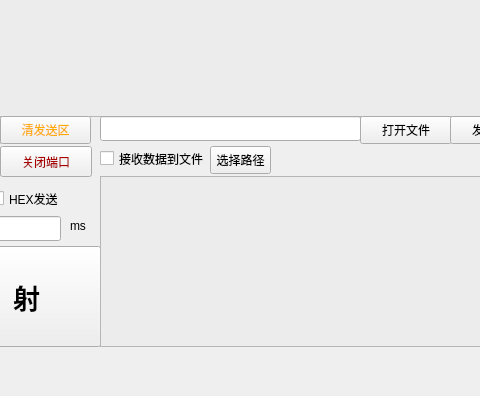
Old version of the form src/lscom/lscom.ui in the repository HBolck/lscom; both pictures show x 90 to 570 and y 224 to 620 of the 855 by 620 pixel window.
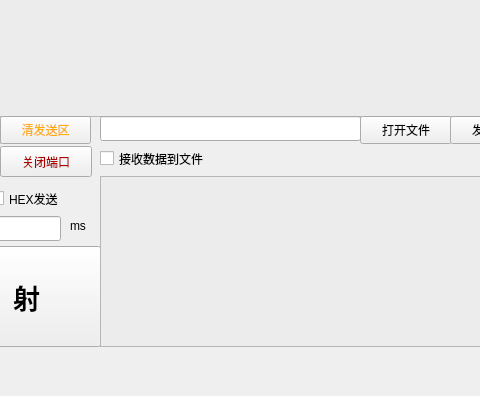
New version of the form.

Commit message: feature:https://gitee.com/hblockd/lscom/issues/IB7EQZ 【需求】添加保存接收数据到文件功能

Patch:
```diff
--- a/src/lscom/lscom.ui
+++ b/src/lscom/lscom.ui
@@ -436,19 +436,6 @@
      <string>ms</string>
     </property>
    </widget>
-   <widget class="QPushButton" name="btu_set_revfile_path">
-    <property name="geometry">
-     <rect>
-      <x>300</x>
-      <y>370</y>
-      <width>61</width>
-      <height>28</height>
-     </rect>
-    </property>
-    <property name="text">
-     <string>选择路径</string>
-    </property>
-   </widget>
    <widget class="QTableView" name="tableView">
     <property name="geometry">
      <rect>
```
Left out of the diff: 4 changed lines with no effect on the pictures. The commit also changes 10 other files.
